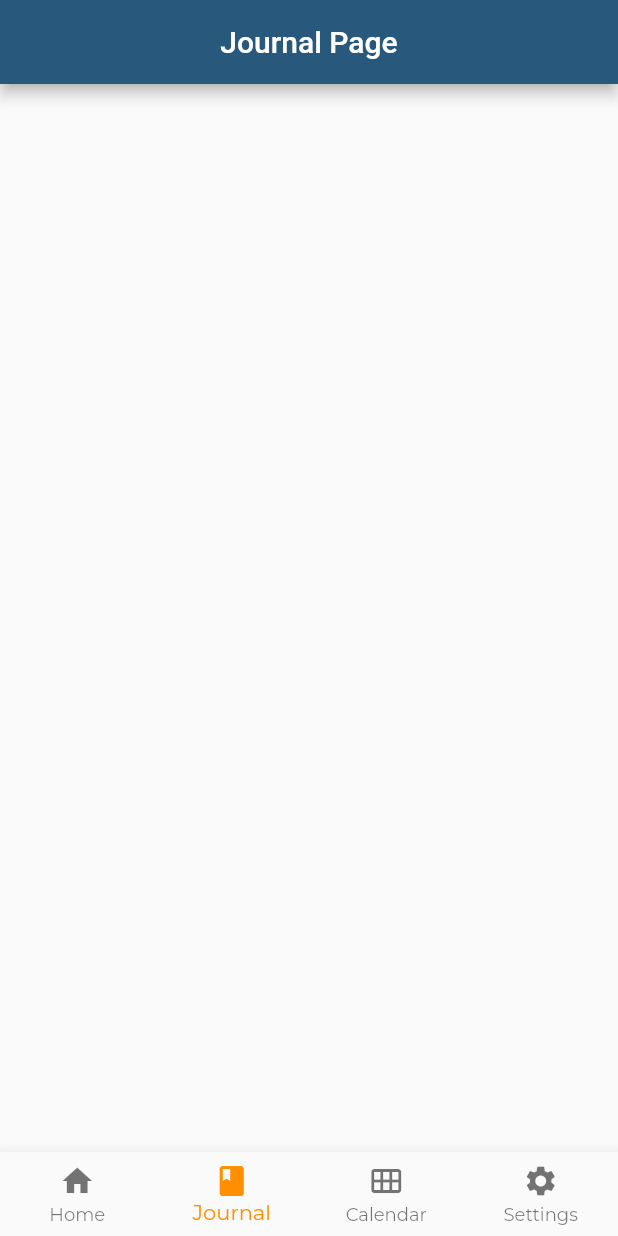
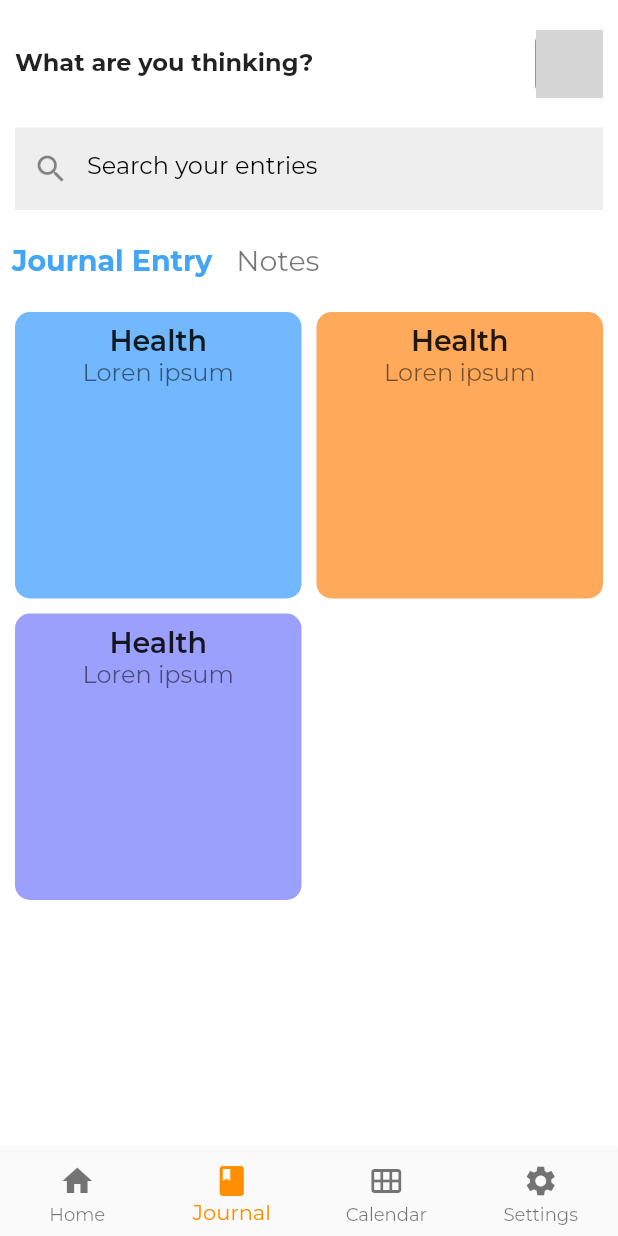
Before and after one commit to Naomi-Ugwuoke/Journal.ly, a Flutter app: the screen it shows after launch, item 2 of the bottom bar chosen, on a phone screen of 412 x 824 dp. Run offline on Flutter 3.47's test engine with Material 2 defaults, Android fonts, the phone set to English and light mode, and no system bars; our stand-ins replace cloud_firestore, firebase_core, google_fonts, table_calendar; accounts and stored records are empty; grey boxes are pictures that could not be loaded.

Commit message:
start of journal page

```diff
--- a/lib/Pages/JournalPage.dart
+++ b/lib/Pages/JournalPage.dart
@@ -1,4 +1,186 @@
 import 'package:flutter/material.dart';
+import 'package:flutter/src/material/colors.dart';
+
+import 'journal/AppBar.dart';
+import 'journal/listButton.dart';
+import 'journal/model/listModel.dart';
+import 'journal/search.dart';
+
+class JournalPage extends StatefulWidget {
+  final DateTime? focusedDay;
+  const JournalPage(this.focusedDay, {Key? key}) : super(key: key);
+
+  @override
+  _HomeScreenState createState() => _HomeScreenState();
+}
+
+class _HomeScreenState extends State<JournalPage> {
+  @override
+  Widget build(BuildContext context) {
+    return Scaffold(
+        backgroundColor: Colors.white,
+        body: SafeArea(
+            child: ListView(
+          children: [
+            //navigation bar
+            const CustomAppBar(),
+            const SearchBar(),
+            const ListButtonContainer(),
+
+            //creating notes
+
+            Padding(
+              padding: const EdgeInsets.symmetric(horizontal: 10.0),
+              child: GridView.builder(
+                  itemCount: products.length,
+                  shrinkWrap: true,
+                  physics: ScrollPhysics(),
+                  gridDelegate: const SliverGridDelegateWithFixedCrossAxisCount(
+                    crossAxisCount: 2,
+                    //childAspectRatio: 0.80,
+                    crossAxisSpacing: 10.0,
+                    mainAxisSpacing: 10.0,
+                  ),
+                  itemBuilder: (context, index) => ListCard(
+                        product: products[index],
+                        press: () {},
+                      )),
+            ),
+          ],
+        )));
+  }
+}
+
+class ListCard extends StatelessWidget {
+  const ListCard({
+    Key? key,
+    required this.product,
+    required this.press,
+  }) : super(key: key);
+  final Product product;
+  final VoidCallback press;
+  @override
+  Widget build(BuildContext context) {
+    return InkWell(
+      onTap: press,
+      child: Container(
+        padding: const EdgeInsets.all(8.0),
+        decoration: BoxDecoration(
+          color: product.color,
+          borderRadius: BorderRadius.circular(10.0),
+        ),
+        child: Column(
+          children: [
+            Text(
+              products[0].title,
+              style: const TextStyle(
+                fontWeight: FontWeight.w600,
+                fontSize: 19,
+              ),
+            ),
+            Text(
+              products[0].desc,
+              maxLines: 5,
+              style: const TextStyle(
+                fontSize: 16,
+                color: Colors.black54,
+              ),
+            ),
+          ],
+        ),
+      ),
+    );
+  }
+}
+
+
+
+
+
+
+
+
+
+
+
+
+
+
+/*import 'package:flutter/material.dart';
+
+class JournalPage extends StatelessWidget {
+  const JournalPage(param0);
+
+  @override
+  Widget build(BuildContext context) {
+    return MaterialApp(
+      home: Home(),
+      debugShowCheckedModeBanner: false,
+      theme: ThemeData(
+          primaryColor: Color(0xff),
+          scaffoldBackgroundColor: Color(0xff2B2D2D)),
+    );
+  }
+}
+
+class Home extends StatefulWidget {
+  @override
+  _HomeState createState() => _HomeState();
+}
+
+class _HomeState extends State<Home> {
+  String input = "";
+  //List entry = List();
+  @override
+  Widget build(BuildContext context) {
+    return SafeArea(
+      child: Scaffold(
+        appBar: AppBar(
+          elevation: 0.0,
+          centerTitle: true,
+          title: Text(
+            "Journal Page",
+            style: TextStyle(
+              color: Colors.white,
+              fontSize: 35,
+              fontStyle: FontStyle.italic,
+              letterSpacing: 5,
+            ),
+          ),
+        ),
+        floatingActionButton: FloatingActionButton(
+          child: Icon(
+            Icons.add,
+            color: Colors.red[500],
+            size: 35,
+          ),
+          onPressed: () {
+            showDialog(
+                context: context,
+                builder: (BuildContext context) {
+                  return AlertDialog(
+                    title: Text("Add an entry"),
+                    content: TextField(
+                      decoration:
+                          InputDecoration(hintText: "How was your day?"),
+                      onChanged: (String value) {},
+                    ),
+                  );
+                });
+          },
+        ),
+      ),
+    );
+  }
+}
+
+
+*/
+
+
+
+
+/*import 'package:flutter/material.dart';
 
 class JournalPage extends StatelessWidget {
   final DateTime? selectedDay;
@@ -18,4 +200,4 @@ class JournalPage extends StatelessWidget {
       ),
     );
   }
-}
+}*/
--- /dev/null
+++ b/lib/Pages/journal/AppBar.dart
@@ -0,0 +1,34 @@
+import 'package:flutter/material.dart';
+
+class CustomAppBar extends StatelessWidget {
+  const CustomAppBar({
+    Key? key,
+  }) : super(key: key);
+
+  @override
+  Widget build(BuildContext context) {
+    return Padding(
+      padding: const EdgeInsets.symmetric(vertical: 20, horizontal: 10.0),
+      child: Row(
+        mainAxisAlignment: MainAxisAlignment.spaceBetween,
+        children: [
+          const Text(
+            "What are you thinking?",
+            style: TextStyle(fontSize: 16, fontWeight: FontWeight.bold),
+          ),
+          Container(
+            decoration: BoxDecoration(
+                color: Colors.blueGrey[900],
+                borderRadius: BorderRadius.circular(8.0)),
+            child: Image.asset(
+              "images/download.jpg",
+              fit: BoxFit.contain,
+            ),
+            height: 45,
+            width: 45,
+          )
+        ],
+      ),
+    );
+  }
+}
--- /dev/null
+++ b/lib/Pages/journal/listButton.dart
@@ -0,0 +1,52 @@
+import 'package:flutter/material.dart';
+
+class ListButtonContainer extends StatelessWidget {
+  const ListButtonContainer({
+    Key? key,
+  }) : super(key: key);
+
+  @override
+  Widget build(BuildContext context) {
+    return Padding(
+      padding: const EdgeInsets.symmetric(vertical: 10.0),
+      child: Row(
+        children: [
+          ListButton(
+            isActive: true,
+            press: () {},
+            title: 'Journal Entry',
+          ),
+          ListButton(
+            press: () {},
+            title: 'Notes',
+          ),
+        ],
+      ),
+    );
+  }
+}
+
+class ListButton extends StatelessWidget {
+  ListButton({
+    Key? key,
+    this.isActive = false,
+    required this.title,
+    required this.press,
+  }) : super(key: key);
+  final String title;
+  final VoidCallback press;
+  bool isActive;
+  @override
+  Widget build(BuildContext context) {
+    return TextButton(
+        onPressed: press,
+        child: Text(
+          title,
+          style: TextStyle(
+              fontSize: 19,
+              color: isActive == true ? Colors.blue[400] : Colors.black54,
+              fontWeight:
+                  isActive == true ? FontWeight.bold : FontWeight.normal),
+        ));
+  }
+}
--- /dev/null
+++ b/lib/Pages/journal/model/listModel.dart
@@ -0,0 +1,29 @@
+import 'package:flutter/material.dart';
+
+class Product {
+  final String title, desc;
+  final Color color;
+  Product({
+    required this.title,
+    required this.desc,
+    required this.color,
+  });
+}
+
+List<Product> products = [
+  Product(
+    title: "Health",
+    desc: "Loren ipsum",
+    color: Color(0xFF71b8ff),
+  ),
+  Product(
+    title: "Team Metting",
+    desc: "Loren ipsum",
+    color: Color(0xFFffaa5b),
+  ),
+  Product(
+    title: "Food",
+    desc: "Loren ipsum",
+    color: Color(0xFF9ba0fc),
+  ),
+];
--- /dev/null
+++ b/lib/Pages/journal/search.dart
@@ -0,0 +1,35 @@
+import 'package:flutter/material.dart';
+
+class SearchBar extends StatelessWidget {
+  const SearchBar({
+    Key? key,
+  }) : super(key: key);
+
+  @override
+  Widget build(BuildContext context) {
+    return Padding(
+      padding: const EdgeInsets.symmetric(horizontal: 10),
+      child: Container(
+        //padding: const EdgeInsets.symmetric(horizontal: 10),
+        height: 55,
+        decoration: BoxDecoration(
+          color: Colors.grey[200],
+        ),
+        child: TextFormField(
+          decoration: const InputDecoration(
+              hintText: "Search your entries",
+              prefixIcon: Icon(Icons.search),
+              hintStyle: TextStyle(
+                color: Colors.black,
+              ),
+              enabledBorder: OutlineInputBorder(
+                borderSide: BorderSide.none,
+              ),
+              focusedBorder: OutlineInputBorder(
+                borderSide: BorderSide.none,
+              )),
+        ),
+      ),
+    );
+  }
+}
--- a/pubspec.yaml
+++ b/pubspec.yaml
@@ -42,6 +42,8 @@ dependencies:
   cupertino_icons: ^1.0.2
   provider: ^6.0.2
   google_fonts: ^2.3.1
+  date_format: ^2.0.5
+  shared_preferences: ^2.0.13
 
 dev_dependencies:
   flutter_test:
```
Also changed, not shown: lib/Pages/journal/journalEntry.dart (added, +120 -0 lines), pubspec.lock, 3 other files.
